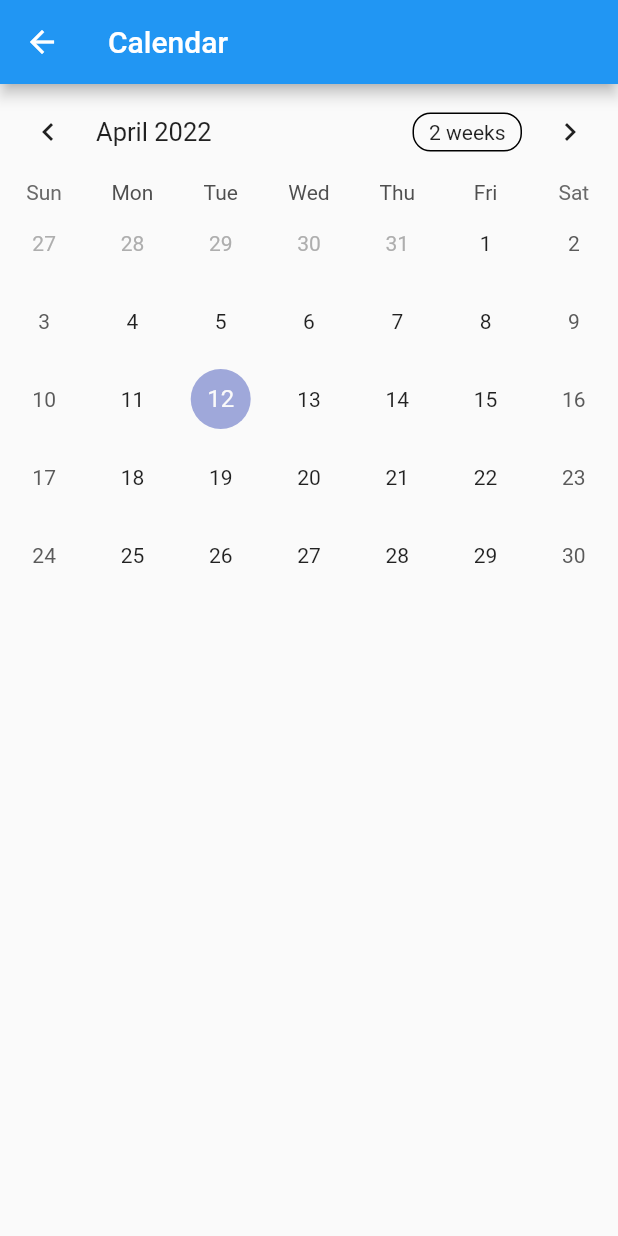
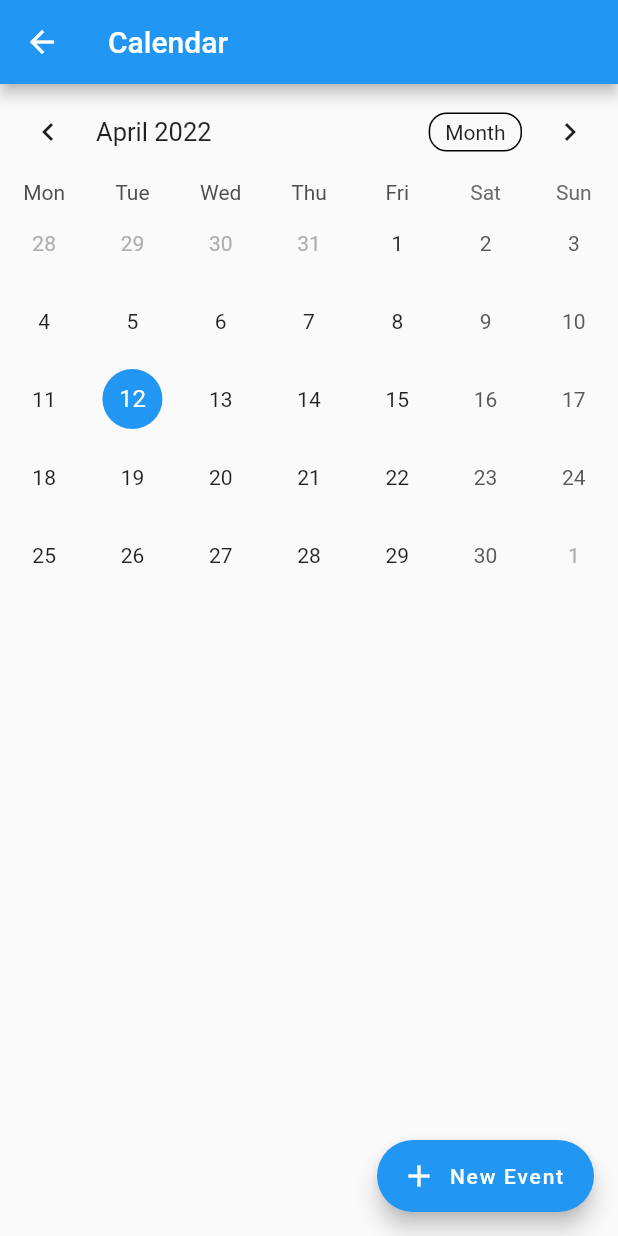
Before and after one commit to DavideBombassei/CarboTracker, a Flutter app: the Calendar screen opened by its route, on a phone screen of 412 x 824 dp. Run offline on Flutter 3.47's test engine with Material 2 defaults, Android fonts, the phone set to English and light mode, and no system bars; drawn by our look-alikes of table_calendar; missing offline and left inert: dynamic_themes.

Commit message:
Added Stateful calendar

```diff
--- a/app19/lib/screens/calendar.dart
+++ b/app19/lib/screens/calendar.dart
@@ -1,20 +1,115 @@
+import 'package:app19/main.dart';
+import 'package:dynamic_themes/dynamic_themes.dart';
 import 'package:flutter/material.dart';
 import 'package:table_calendar/table_calendar.dart';
 
-class Calendar extends StatelessWidget {
+class Calendar extends StatefulWidget {
   const Calendar({Key? key}) : super(key: key);
+
+  @override
+  State<Calendar> createState() => _CalendarState();
+}
+
+class _CalendarState extends State<Calendar> {
+  late Map<DateTime, List<Event>> selectedEvents;
+  CalendarFormat _calendarFormat = CalendarFormat.month;
+  DateTime _focusedDay = DateTime.now();
+  DateTime? _selectedDay;
+
+  TextEditingController _eventController = TextEditingController();
+
+  @override
+  void initState() {
+    selectedEvents = {};
+    super.initState();
+  }
+
+  List<Event> _getEventsfromDay(DateTime date) {
+    return selectedEvents[date] ?? [];
+  }
+
+  @override
+  void dispose() {
+    _eventController.dispose();
+    super.dispose();
+  }
 
   @override
   Widget build(BuildContext context) {
     return Scaffold(
       appBar: AppBar(title: const Text('Calendar')),
       body: _calendar(),
+      floatingActionButton: FloatingActionButton.extended(
+        onPressed: (() => showDialog(
+            context: context,
+            builder: (context) => AlertDialog(
+                  title: Text('New Event'),
+                  content: TextFormField(
+                    controller: _eventController,
+                  ),
+                  actions: [
+                    TextButton(
+                        onPressed: () => Navigator.pop(context),
+                        child: Text('Cancel')),
+                    TextButton(
+                        onPressed: () {
+                          if (_eventController.text.isEmpty) {
+                            Navigator.pop(context);
+                            return;
+                          } else {
+                            if (selectedEvents[_selectedDay] != null) {
+                              selectedEvents[_selectedDay]?.add(
+                                Event(title: _eventController.text),
+                              );
+                            }
+                          }
+                        },
+                        child: Text('Confirm')),
+                  ],
+                ))),
+        label: Text('New Event'),
+        icon: Icon(Icons.add),
+      ),
     );
   }
+
+  Widget _calendar() => TableCalendar(
+        focusedDay: _focusedDay,
+        firstDay: DateTime.utc(2010),
+        lastDay: DateTime.utc(2030),
+        selectedDayPredicate: (day) {
+          return isSameDay(_selectedDay, day);
+        },
+        eventLoader: _getEventsfromDay,
+        headerStyle: HeaderStyle(formatButtonShowsNext: false),
+        calendarStyle: CalendarStyle(
+          todayDecoration:
+              BoxDecoration(color: Colors.blue, shape: BoxShape.circle),
+          selectedDecoration:
+              BoxDecoration(color: Colors.red, shape: BoxShape.circle),
+        ),
+        onDaySelected: (selectedDay, focusedDay) {
+          setState(() {
+            _selectedDay = selectedDay;
+            _focusedDay = focusedDay;
+          });
+        },
+        calendarFormat: _calendarFormat,
+        onFormatChanged: (format) {
+          setState(() {
+            _calendarFormat = format;
+          });
+        },
+        onPageChanged: (focusedDay) {
+          _focusedDay = focusedDay;
+        },
+        startingDayOfWeek: StartingDayOfWeek.monday,
+      );
 }
 
-Widget _calendar() => TableCalendar(
-      focusedDay: DateTime.now(),
-      firstDay: DateTime.utc(2010, 10, 16),
-      lastDay: DateTime.utc(2030, 3, 14),
-    );
+class Event {
+  final String title;
+  Event({required this.title});
+
+  String toString() => this.title;
+}
```
